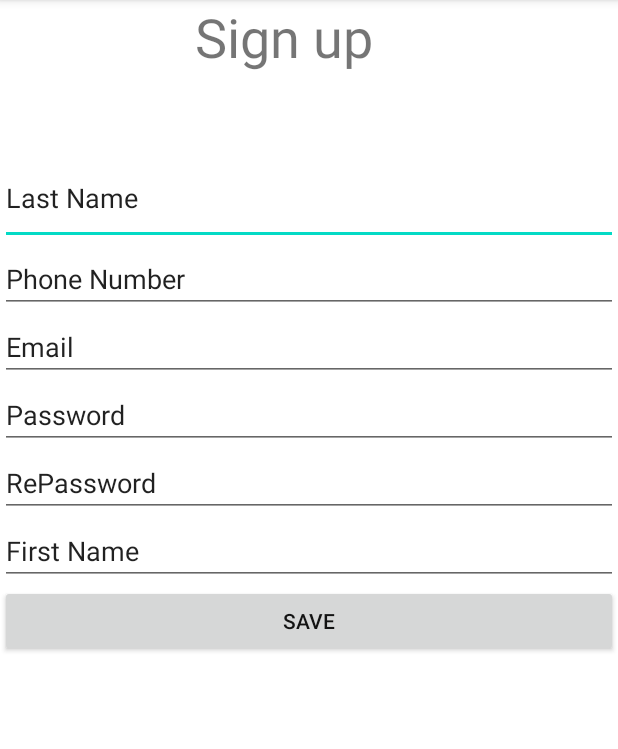
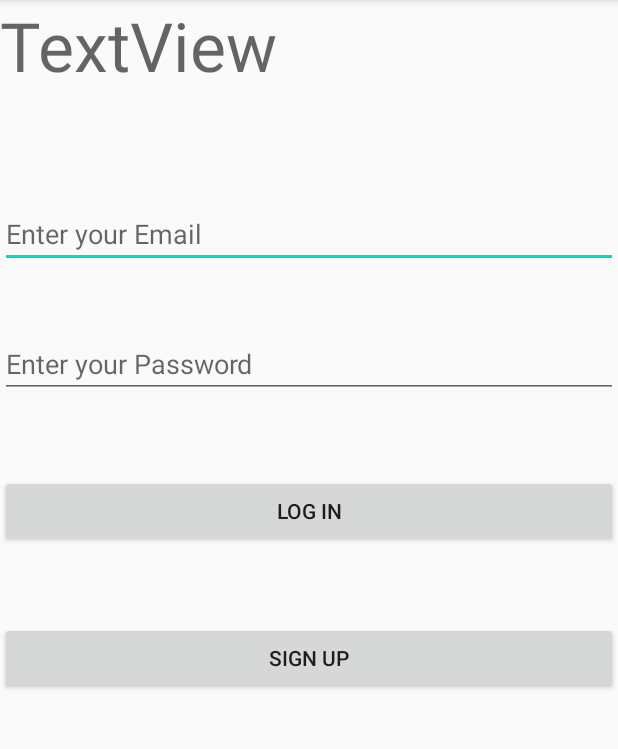
Before and after one commit to Waelkersh1/FinalProject, an Android app: the screen it shows after launch (signin), on a phone screen of 412 x 824 dp, the part 84-833 px from its top. Run offline under Robolectric (Android 15) with nearby library versions, the phone set to English and light mode, and no system bars; our stand-ins replace Firebase (no records; nobody signed in at launch, a user with empty details on screens opened directly).

```diff
--- a/app/src/main/java/kersh/wael/FinalProject/signin.java
+++ b/app/src/main/java/kersh/wael/FinalProject/signin.java
@@ -18,11 +18,10 @@ public class signin extends AppCompatActivity {
     protected void onCreate(Bundle savedInstanceState) {
         super.onCreate(savedInstanceState);
         setContentView(R.layout.activity_signin);
-        setContentView(R.layout.activity_signup);
         etemail = findViewById(R.id.etEmail);
         etpassword = findViewById(R.id.etPassword);
         btnlog = findViewById(R.id.btnlog);
-        btnSignup = findViewById(R.id.btnsign);
+        btnSignup = findViewById(R.id.btnsignUP);
         FirebaseAuth auth =FirebaseAuth.getInstance();
         if(auth.getCurrentUser()!=null){
             startActivity(new Intent(getApplicationContext(),MainScreen.class));
--- a/app/src/main/res/layout/activity_signin.xml
+++ b/app/src/main/res/layout/activity_signin.xml
@@ -28,8 +28,8 @@
             android:layout_width="match_parent"
             android:layout_height="wrap_content"
             android:ems="10"
-            android:inputType="textEmailAddress"
-            tools:text="Enter your Email" />
+            android:hint="Enter your Email"
+            android:inputType="textEmailAddress" />
 
         <Space
             android:layout_width="match_parent"
@@ -40,8 +40,9 @@
             android:layout_width="match_parent"
             android:layout_height="wrap_content"
             android:ems="10"
+            android:hint="Enter your Password"
             android:inputType="textPersonName"
-            android:text="Enter your Password" />
+            tools:visibility="visible" />
 
         <Space
             android:layout_width="match_parent"
@@ -58,7 +59,7 @@
             android:layout_height="50dp" />
 
         <Button
-            android:id="@+id/btnsign"
+            android:id="@+id/btnsignUP"
             android:layout_width="match_parent"
             android:layout_height="wrap_content"
             android:text="Sign Up" />
--- a/app/src/main/res/layout/activity_signup.xml
+++ b/app/src/main/res/layout/activity_signup.xml
@@ -25,53 +25,52 @@
                 android:textSize="36sp" />
 
             <EditText
+                android:id="@+id/etEmail"
+                android:layout_width="match_parent"
+                android:layout_height="wrap_content"
+                android:ems="10"
+                android:hint="First Name"
+                android:inputType="textPersonName" />
+
+            <EditText
                 android:id="@+id/etPhone"
                 android:layout_width="match_parent"
                 android:layout_height="62dp"
                 android:ems="10"
-                android:inputType="textPersonName"
-                android:text="Last Name" />
+                android:hint="Last Name"
+                android:inputType="textPersonName" />
+
+            <EditText
+                android:id="@+id/etPassword2"
+                android:layout_width="match_parent"
+                android:layout_height="wrap_content"
+                android:ems="10"
+                android:hint="Email "
+                android:inputType="textPersonName" />
 
             <EditText
                 android:id="@+id/etPassword"
                 android:layout_width="match_parent"
                 android:layout_height="wrap_content"
                 android:ems="10"
-                android:inputType="textPersonName"
-                android:text="Phone Number" />
-
-            <EditText
-                android:id="@+id/etPassword2"
-                android:layout_width="match_parent"
-                android:layout_height="wrap_content"
-                android:ems="10"
-                android:inputType="textPersonName"
-                android:text="Email " />
+                android:hint="Phone Number"
+                android:inputType="textPersonName" />
 
             <EditText
                 android:id="@+id/etFirstName"
                 android:layout_width="match_parent"
                 android:layout_height="wrap_content"
                 android:ems="10"
-                android:inputType="textPersonName"
-                android:text="Password" />
+                android:hint="Password"
+                android:inputType="textPersonName" />
 
             <EditText
                 android:id="@+id/etLastName"
                 android:layout_width="match_parent"
                 android:layout_height="wrap_content"
                 android:ems="10"
-                android:inputType="textPersonName"
-                android:text="RePassword" />
-
-            <EditText
-                android:id="@+id/etEmail"
-                android:layout_width="match_parent"
-                android:layout_height="wrap_content"
-                android:ems="10"
-                android:hint="First Name"
-                android:inputType="textPersonName"
-                android:text="First Name" />
+                android:hint="RePassword"
+                android:inputType="textPersonName" />
 
             <Button
                 android:id="@+id/btnsave"
```
